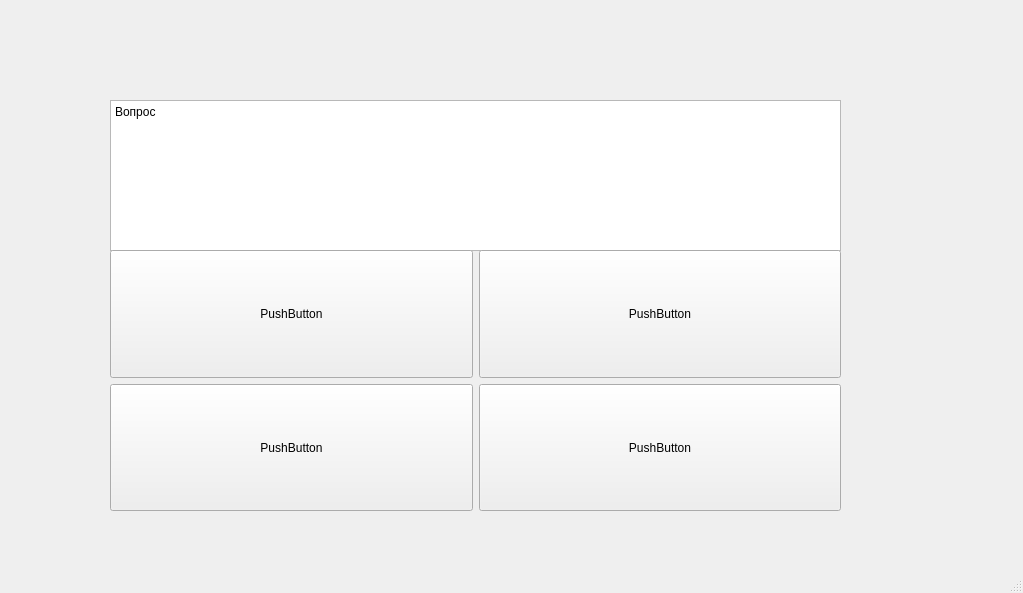
The window that ui/testing.ui (saHyok/School_Project) describes before a commit, drawn with Qt 5.
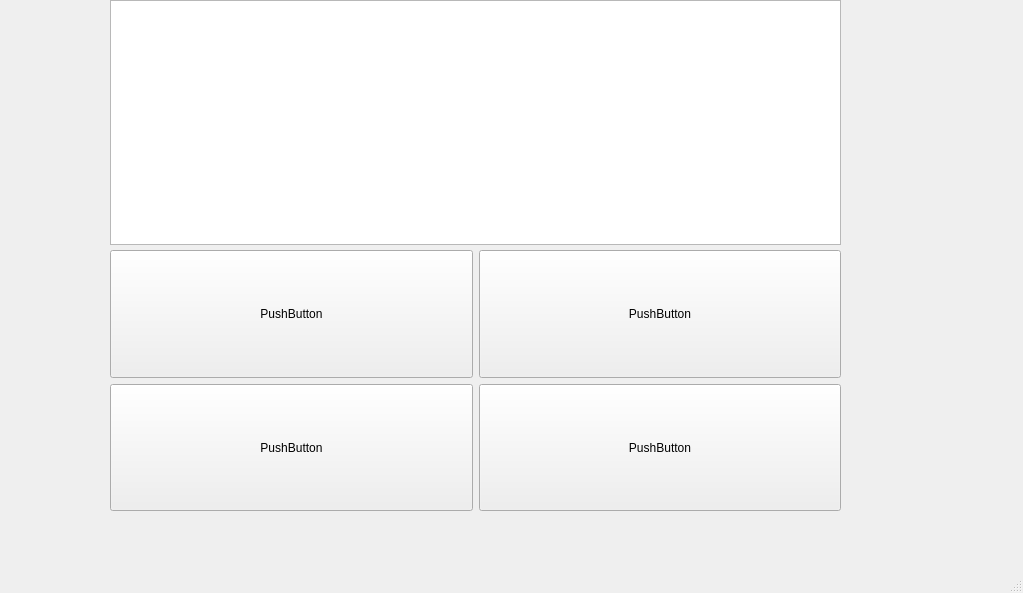
The same window after the commit.

Commit message: starting_to_do_testing_part

```diff
--- a/ui/testing.ui
+++ b/ui/testing.ui
@@ -14,20 +14,7 @@
    <string>MainWindow</string>
   </property>
   <widget class="QWidget" name="centralwidget">
-   <widget class="QPlainTextEdit" name="plainTextEdit">
-    <property name="geometry">
-     <rect>
-      <x>110</x>
-      <y>100</y>
-      <width>731</width>
-      <height>151</height>
-     </rect>
-    </property>
-    <property name="plainText">
-     <string>Вопрос</string>
-    </property>
-   </widget>
-   <widget class="QWidget" name="">
+   <widget class="QWidget" name="layoutWidget">
     <property name="geometry">
      <rect>
       <x>110</x>
@@ -40,6 +27,19 @@
      <property name="sizeConstraint">
       <enum>QLayout::SetNoConstraint</enum>
      </property>
+     <item row="2" column="1">
+      <widget class="QPushButton" name="pushButton_3">
+       <property name="sizePolicy">
+        <sizepolicy hsizetype="Ignored" vsizetype="Ignored">
+         <horstretch>0</horstretch>
+         <verstretch>0</verstretch>
+        </sizepolicy>
+       </property>
+       <property name="text">
+        <string>PushButton</string>
+       </property>
+      </widget>
+     </item>
      <item row="1" column="1">
       <widget class="QPushButton" name="pushButton">
        <property name="sizePolicy">
@@ -66,7 +66,7 @@
        </property>
       </widget>
      </item>
-     <item row="0" column="2">
+     <item row="2" column="2">
       <widget class="QPushButton" name="pushButton_4">
        <property name="sizePolicy">
         <sizepolicy hsizetype="Ignored" vsizetype="Ignored">
@@ -79,21 +79,18 @@
        </property>
       </widget>
      </item>
-     <item row="0" column="1">
-      <widget class="QPushButton" name="pushButton_3">
-       <property name="sizePolicy">
-        <sizepolicy hsizetype="Ignored" vsizetype="Ignored">
-         <horstretch>0</horstretch>
-         <verstretch>0</verstretch>
-        </sizepolicy>
-       </property>
-       <property name="text">
-        <string>PushButton</string>
-       </property>
-      </widget>
-     </item>
     </layout>
    </widget>
+   <widget class="QTextBrowser" name="textBrowser">
+    <property name="geometry">
+     <rect>
+      <x>110</x>
+      <y>0</y>
+      <width>731</width>
+      <height>245</height>
+     </rect>
+    </property>
+   </widget>
   </widget>
   <widget class="QMenuBar" name="menubar">
    <property name="geometry">
```
Left out of the diff: 2 changed lines with no effect on the pictures. The commit also changes 17 other files.
